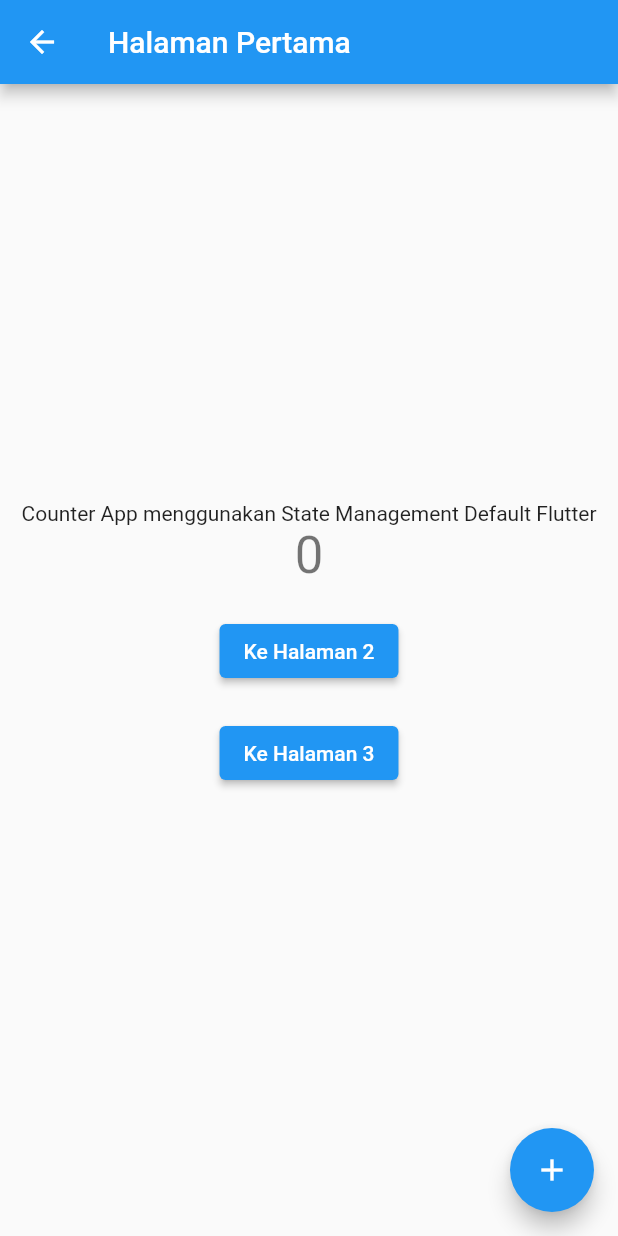
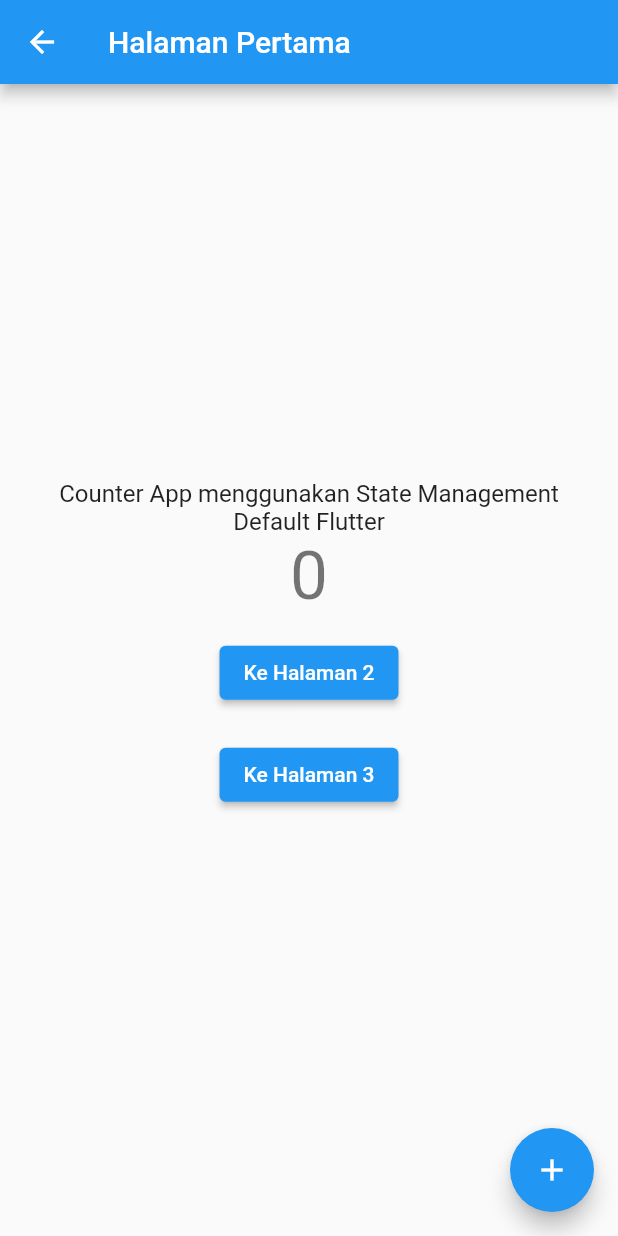
Before and after one commit to tribber93/tugas_flutter, a Flutter app: the MyHomePage screen opened directly, on a phone screen of 412 x 824 dp. Run offline on Flutter 3.47's test engine with Material 2 defaults, Android fonts, the light colour scheme and no system bars; our stand-ins replace get.

Commit message:
Counter App menggunakan State Management Default Flutter

```diff
--- a/lib/state_flutter.dart
+++ b/lib/state_flutter.dart
@@ -49,18 +49,22 @@ class _MyHomePageState extends State<MyHomePage> {
       appBar: AppBar(
         title: Text(widget.title),
       ),
-      body: Center(
+      body: Container(
+        margin: EdgeInsets.all(15.0),
+        child: Center(
           child: Column(
             mainAxisAlignment: MainAxisAlignment.center,
             children: <Widget>[
               const Text(
                 'Counter App menggunakan State Management Default Flutter',
+                textAlign: TextAlign.center,
+                style: TextStyle(fontSize: 16),
               ),
               Text(
                 '$_counter',
-              style: Theme.of(context).textTheme.headline4,
+                style: Theme.of(context).textTheme.headline3,
               ),
-            const SizedBox(height: 20),
+              const SizedBox(height: 14),
               ElevatedButton(
                 child: const Text('Ke Halaman 2'),
                 onPressed: () {
@@ -78,6 +82,7 @@ class _MyHomePageState extends State<MyHomePage> {
               ),
               const SizedBox(height: 20),
             ],
+          ),
         ),
       ),
       floatingActionButton: FloatingActionButton(
```
Lines whose indentation alone changed are shown as unchanged.
